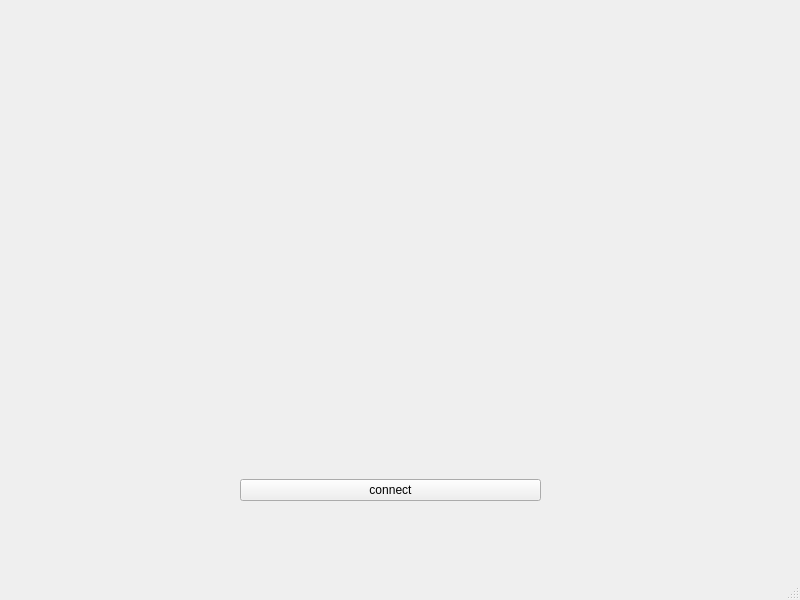
The window that MyClient/myclient.ui (amakarenkov134/client-server) describes before a commit, drawn with Qt 5.
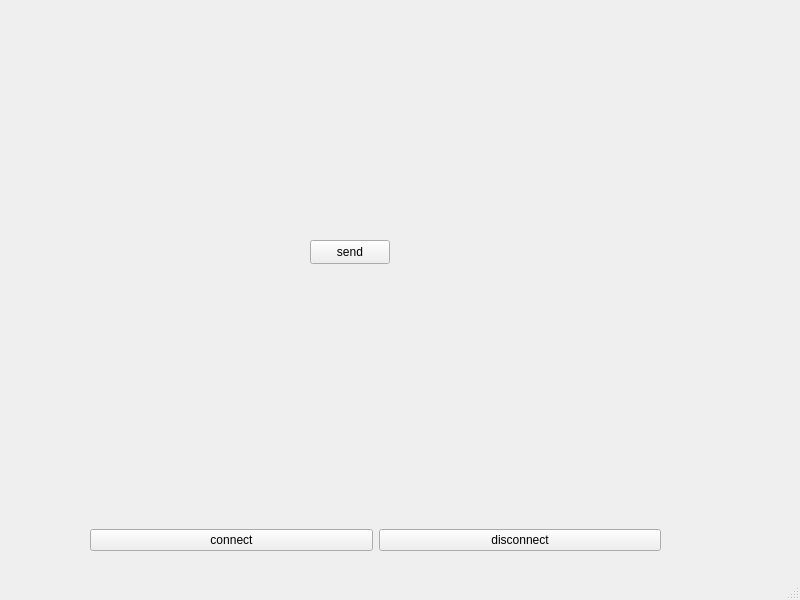
The same window after the commit.

```diff
--- a/MyClient/myclient.ui
+++ b/MyClient/myclient.ui
@@ -14,13 +14,13 @@
    <string>MyClient</string>
   </property>
   <widget class="QWidget" name="centralwidget">
-   <widget class="QWidget" name="">
+   <widget class="QWidget" name="layoutWidget">
     <property name="geometry">
      <rect>
-      <x>240</x>
-      <y>410</y>
-      <width>301</width>
-      <height>91</height>
+      <x>90</x>
+      <y>400</y>
+      <width>571</width>
+      <height>151</height>
      </rect>
     </property>
     <layout class="QGridLayout" name="gridLayout">
@@ -32,13 +32,37 @@
       </widget>
      </item>
      <item row="1" column="0">
+      <layout class="QHBoxLayout" name="horizontalLayout">
+       <item>
       <widget class="QPushButton" name="connectPushButton">
        <property name="text">
         <string>connect</string>
        </property>
       </widget>
      </item>
-    </layout>
+       <item>
+        <widget class="QPushButton" name="disconnecPushButton">
+         <property name="text">
+          <string>disconnect</string>
+         </property>
+        </widget>
+       </item>
+      </layout>
+     </item>
+    </layout>
+   </widget>
+   <widget class="QPushButton" name="sendPushButton">
+    <property name="geometry">
+     <rect>
+      <x>310</x>
+      <y>240</y>
+      <width>80</width>
+      <height>24</height>
+     </rect>
+    </property>
+    <property name="text">
+     <string>send</string>
+    </property>
    </widget>
   </widget>
   <widget class="QMenuBar" name="menubar">
```
Lines whose indentation alone changed are shown as unchanged.
